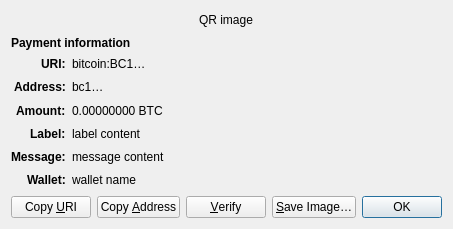
Before: the Qt Designer form src/qt/forms/receiverequestdialog.ui in ZorkNetwork/zorkcoin, drawn with Qt 5.
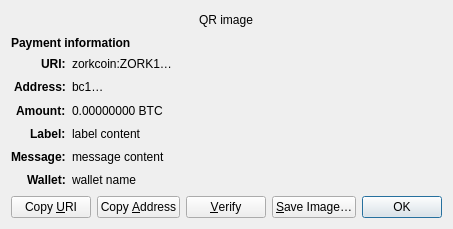
After: the same form once the commit is applied. Custom widgets are drawn as their Qt base class.

Commit message: personality: apply Zorkcoin Core branding, binary names, Zork units, and zorkcoin: URI

What changed in the file:
```diff
--- a/src/qt/forms/receiverequestdialog.ui
+++ b/src/qt/forms/receiverequestdialog.ui
@@ -65,7 +65,7 @@
    <item row="2" column="1" alignment="Qt::AlignTop">
     <widget class="QLabel" name="uri_content">
      <property name="text">
-      <string notr="true">bitcoin:BC1…</string>
+      <string notr="true">zorkcoin:ZORK1…</string>
      </property>
      <property name="textFormat">
       <enum>Qt::RichText</enum>
```
The commit also changes 90 other files.
